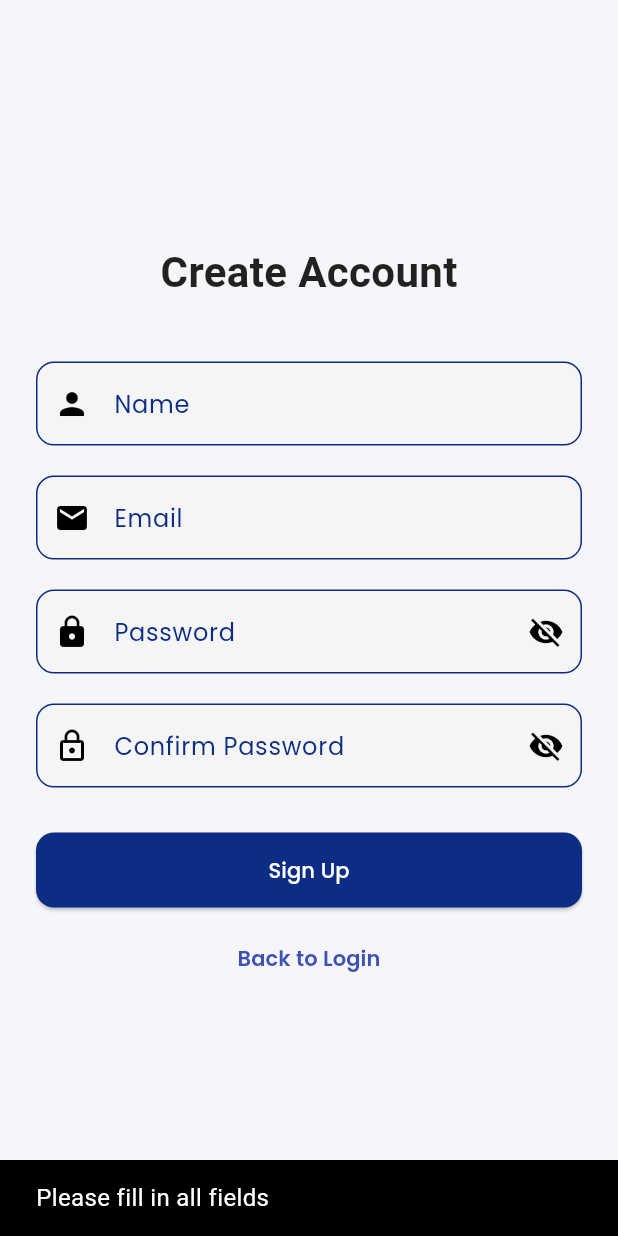
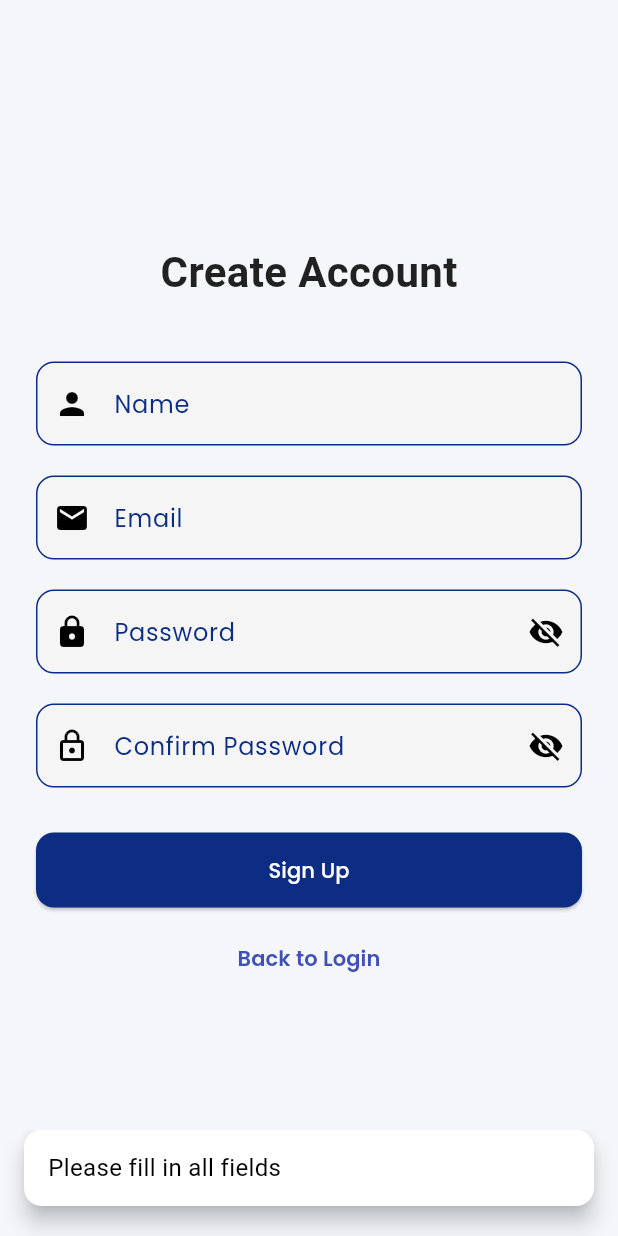
Before and after one commit to Monalisuzkz/student_task_manager, a Flutter app: the SignUpScreen screen opened directly, after a tap on "Sign Up", on a phone screen of 412 x 824 dp. Run offline on Flutter 3.47's test engine with Material 3 defaults, Android fonts, the phone set to English and light mode, and no system bars; our stand-ins replace cloud_firestore, firebase_auth, firebase_core, google_fonts, table_calendar; accounts and stored records are empty.

Commit message:
Initial commit: Flutter project

```diff
--- a/lib/screens/signup_screen.dart
+++ b/lib/screens/signup_screen.dart
@@ -34,35 +34,88 @@ class _SignUpScreenState extends State<SignUpScreen> {
     String pass = passwordController.text.trim();
     String confirm = confirmPasswordController.text.trim();
 
-    // ▢ Empty fields
+    // Empty fields
     if (name.isEmpty || email.isEmpty || pass.isEmpty || confirm.isEmpty) {
-      ScaffoldMessenger.of(
-        context,
-      ).showSnackBar(SnackBar(content: Text("Please fill in all fields")));
+      ScaffoldMessenger.of(context).showSnackBar(
+        SnackBar(
+          backgroundColor: Colors.white,
+          content: Text(
+            "Please fill in all fields",
+            style: TextStyle(color: Colors.black),
+          ),
+          behavior: SnackBarBehavior.floating,
+          margin: EdgeInsets.only(bottom: 20, left: 16, right: 16),
+          shape: RoundedRectangleBorder(
+            borderRadius: BorderRadius.circular(12),
+          ),
+          duration: Duration(seconds: 3),
+        ),
+      );
       return;
     }
 
-    // ▢ Valid email format
+    // Valid email format
     if (!email.contains("@") || !email.contains(".")) {
-      ScaffoldMessenger.of(
-        context,
-      ).showSnackBar(SnackBar(content: Text("Please enter a valid email")));
+      ScaffoldMessenger.of(context).showSnackBar(
+        SnackBar(
+          backgroundColor: Colors.white,
+          content: Text(
+            "Please enter a valid email",
+            style: TextStyle(color: Colors.black),
+          ),
+          behavior: SnackBarBehavior.floating,
+          margin: EdgeInsets.only(bottom: 20, left: 16, right: 16),
+          shape: RoundedRectangleBorder(
+            borderRadius: BorderRadius.circular(12),
+          ),
+          duration: Duration(seconds: 3),
+        ),
+      );
       return;
     }
 
-    // ▢ Minimum password length
-    if (pass.length < 6) {
+    // Minimum password length
+    final password = passwordController.text.trim();
+
+    // REGEX: At least 6 chars, 1 uppercase letter, 1 number
+    final regex = RegExp(r'^(?=.*[A-Z])(?=.*\d).{6,}$');
+
+    if (!regex.hasMatch(password)) {
       ScaffoldMessenger.of(context).showSnackBar(
-        SnackBar(content: Text("Password must be at least 6 characters")),
+        SnackBar(
+          backgroundColor: Colors.white,
+          content: Text(
+            "Password must be 6+ characters, with 1 capital letter and 1 number",
+            style: TextStyle(color: Colors.black),
+          ),
+          behavior: SnackBarBehavior.floating,
+          margin: EdgeInsets.only(bottom: 20, left: 16, right: 16),
+          shape: RoundedRectangleBorder(
+            borderRadius: BorderRadius.circular(12),
+          ),
+          duration: Duration(seconds: 3),
+        ),
       );
       return;
     }
 
     // ▢ Match passwords
     if (pass != confirm) {
-      ScaffoldMessenger.of(
-        context,
-      ).showSnackBar(SnackBar(content: Text("Passwords do not match")));
+      ScaffoldMessenger.of(context).showSnackBar(
+        SnackBar(
+          backgroundColor: Colors.white,
+          content: Text(
+            "Passwords do not match",
+            style: TextStyle(color: Colors.black),
+          ),
+          behavior: SnackBarBehavior.floating,
+          margin: EdgeInsets.only(bottom: 20, left: 16, right: 16),
+          shape: RoundedRectangleBorder(
+            borderRadius: BorderRadius.circular(12),
+          ),
+          duration: Duration(seconds: 3),
+        ),
+      );
       return;
     }
 
--- a/lib/screens/splash_screen.dart
+++ b/lib/screens/splash_screen.dart
@@ -14,7 +14,7 @@ class _SplashScreenState extends State<SplashScreen> {
     super.initState();
 
     Future.delayed(const Duration(seconds: 2), () {
-      if (!mounted) return; // prevents context error
+      if (!mounted) return;
 
       Navigator.pushReplacement(
         context,
```
Also changed, not shown: lib/screens/dashboard_screen.dart (+114 -22 lines), lib/screens/delete_history_screen.dart (+2 -5 lines), lib/screens/login_screen.dart (+24 -28 lines).
